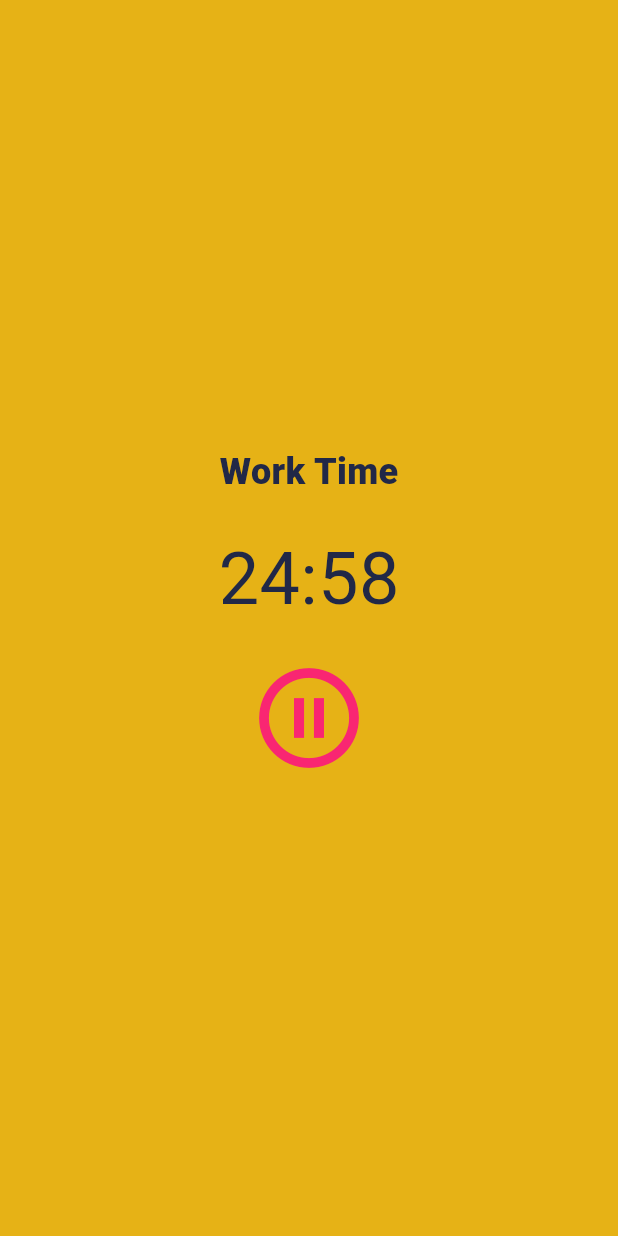
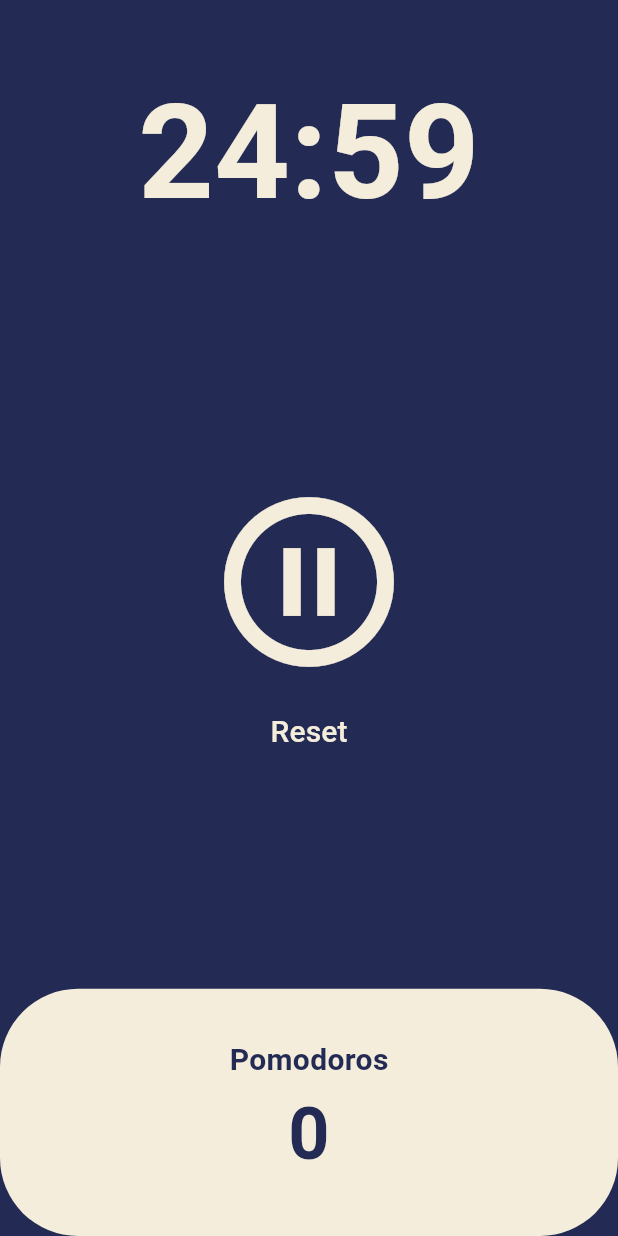
Before and after one commit to CAVASOL/pomodoro_timer, a Flutter app: the screen it shows after launch, after a tap on the "play circle outline" icon, on a phone screen of 412 x 824 dp. Run offline on Flutter 3.47's test engine with Material 3 defaults, Android fonts, the phone set to English and light mode, and no system bars.

Commit message:
mdfied design

```diff
--- a/lib/main.dart
+++ b/lib/main.dart
@@ -1,129 +1,98 @@
 import 'package:flutter/material.dart';
-import 'dart:async';
+import 'package:pomodoro_timer/screens/home.dart';
+// import 'dart:async';
 
 void main() {
-  runApp(const PomodoroApp());
+  runApp(const App());
 }
 
-class PomodoroApp extends StatelessWidget {
-  const PomodoroApp({super.key});
+class App extends StatelessWidget {
+  const App({super.key});
 
   @override
   Widget build(BuildContext context) {
-    return const MaterialApp(
-      home: PomodoroTimer(),
+    return MaterialApp(
+      debugShowCheckedModeBanner: false,
+      theme: ThemeData(
+        textTheme: const TextTheme(
+          displayLarge: TextStyle(
+            color: Color(
+              0xFF232B55,
+            ),
+          ),
+        ),
+        cardColor: const Color(
+          0xFFF4EDDB,
+        ),
+        colorScheme: ColorScheme.fromSwatch(
+          backgroundColor: const Color(
+            0xFF232B55,
+          ),
+        ),
+      ),
+      home: const Home(),
     );
   }
 }
 
-class PomodoroTimer extends StatefulWidget {
-  const PomodoroTimer({super.key});
 
-  @override
-  _PomodoroTimerState createState() => _PomodoroTimerState();
-}
 
-class _PomodoroTimerState extends State<PomodoroTimer> {
-  int workDuration = 25 * 60;
-  int breakDuration = 5 * 60;
-  int cycles = 0;
-  int currentDuration = 25 * 60;
-  late Timer timer;
-  bool isWorking = true;
-  bool isPaused = true;
 
-  @override
-  void initState() {
-    super.initState();
-    startTimer();
-  }
+// class _PomodoroTimerState extends State<PomodoroTimer> {
+//   int workDuration = 25 * 60;
+//   int breakDuration = 5 * 60;
+//   int cycles = 0;
+//   int currentDuration = 25 * 60;
+//   late Timer timer;
+//   bool isWorking = true;
+//   bool isPaused = true;
 
-  void startTimer() {
-    timer = Timer.periodic(const Duration(seconds: 1), (timer) {
-      setState(() {});
-      if (!isPaused) {
-        if (currentDuration > 0) {
-          currentDuration--;
-        } else {
-          if (isWorking) {
-            cycles++;
-            if (cycles >= 4) {
-              workDuration = 25 * 60;
-              breakDuration = 15 * 60;
-              cycles = 0;
-            }
-            isWorking = false;
-            currentDuration = breakDuration;
-          } else {
-            isWorking = true;
-            currentDuration = workDuration;
-          }
-        }
-      }
-    });
-  }
+//   @override
+//   void initState() {
+//     super.initState();
+//     startTimer();
+//   }
 
-  void toggleTimer() {
-    setState(() {});
-    isPaused = !isPaused;
-  }
+//   void startTimer() {
+//     timer = Timer.periodic(const Duration(seconds: 1), (timer) {
+//       setState(() {});
+//       if (!isPaused) {
+//         if (currentDuration > 0) {
+//           currentDuration--;
+//         } else {
+//           if (isWorking) {
+//             cycles++;
+//             if (cycles >= 4) {
+//               workDuration = 25 * 60;
+//               breakDuration = 15 * 60;
+//               cycles = 0;
+//             }
+//             isWorking = false;
+//             currentDuration = breakDuration;
+//           } else {
+//             isWorking = true;
+//             currentDuration = workDuration;
+//           }
+//         }
+//       }
+//     });
+//   }
 
-  String getTimerText() {
-    int minutes = (currentDuration ~/ 60);
-    int seconds = (currentDuration % 60);
-    String minutesStr = (minutes < 10) ? '0$minutes' : '$minutes';
-    String secondsStr = (seconds < 10) ? '0$seconds' : '$seconds';
-    return '$minutesStr:$secondsStr';
-  }
+//   void toggleTimer() {
+//     setState(() {});
+//     isPaused = !isPaused;
+//   }
 
-  @override
-  void dispose() {
-    timer.cancel();
-    super.dispose();
-  }
+//   String getTimerText() {
+//     int minutes = (currentDuration ~/ 60);
+//     int seconds = (currentDuration % 60);
+//     String minutesStr = (minutes < 10) ? '0$minutes' : '$minutes';
+//     String secondsStr = (seconds < 10) ? '0$seconds' : '$seconds';
+//     return '$minutesStr:$secondsStr';
+//   }
 
-  @override
-  Widget build(BuildContext context) {
-    return MaterialApp(
-      home: Scaffold(
-        backgroundColor: const Color.fromARGB(255, 230, 178, 22),
-        body: Center(
-          child: Column(
-            mainAxisAlignment: MainAxisAlignment.center,
-            children: [
-              Text(
-                isPaused ? 'Break Time' : 'Work Time',
-                style: const TextStyle(
-                  fontSize: 24,
-                  fontWeight: FontWeight.w800,
-                  color: Color(0xFF212847),
-                ),
-              ),
-              const SizedBox(height: 20),
-              Text(
-                getTimerText(),
-                style: const TextStyle(
-                  fontSize: 48,
-                  color: Color(0xFF212847),
-                ),
-              ),
-              const SizedBox(height: 10),
-              Center(
-                child: Center(
-                  child: IconButton(
-                    iconSize: 80,
-                    color: const Color(0xFFF92672),
-                    onPressed: toggleTimer,
-                    icon: Icon(isPaused
-                        ? Icons.play_circle_outline
-                        : Icons.pause_circle_outline),
-                  ),
-                ),
-              ),
-            ],
-          ),
-        ),
-      ),
-    );
-  }
-}
+//   @override
+//   void dispose() {
+//     timer.cancel();
+//     super.dispose();
+//   }
--- /dev/null
+++ b/lib/screens/home.dart
@@ -0,0 +1,172 @@
+import 'package:flutter/material.dart';
+import 'dart:async';
+
+class Home extends StatefulWidget {
+  const Home({Key? key}) : super(key: key);
+
+  @override
+  State<Home> createState() => _HomeState();
+}
+
+class _HomeState extends State<Home> {
+  static const twentyFiveMinutes = 1500;
+  int totalSeconds = twentyFiveMinutes;
+  bool isRunning = false;
+  int totalPomodoros = 0;
+  late Timer timer;
+
+  void onTick(Timer timer) {
+    if (totalSeconds == 0) {
+      setState(() {
+        totalPomodoros = totalPomodoros + 1;
+        isRunning = false;
+        totalSeconds = twentyFiveMinutes;
+      });
+      timer.cancel();
+    } else {
+      setState(() {
+        totalSeconds = totalSeconds - 1;
+      });
+    }
+  }
+
+  void onStart() {
+    if (!isRunning) {
+      timer = Timer.periodic(
+        const Duration(seconds: 1),
+        onTick,
+      );
+
+      setState(() {
+        isRunning = true;
+      });
+    } else {
+      timer.cancel();
+
+      setState(() {
+        isRunning = false;
+      });
+    }
+  }
+
+  String format(int seconds) {
+    var duration = Duration(seconds: seconds);
+    return duration.toString().split(".").first.substring(2, 7);
+  }
+
+  void onReset() {
+    if (isRunning) {
+      timer.cancel();
+      setState(() {
+        isRunning = false;
+      });
+    }
+    setState(() {
+      totalPomodoros = 0;
+      totalSeconds = twentyFiveMinutes;
+    });
+  }
+
+  @override
+  void dispose() {
+    timer.cancel();
+    super.dispose();
+  }
+
+  @override
+  Widget build(BuildContext context) {
+    return MaterialApp(
+      debugShowCheckedModeBanner: false,
+      home: Scaffold(
+        backgroundColor: Theme.of(context).colorScheme.background,
+        body: Column(
+          children: [
+            Flexible(
+              flex: 1,
+              child: Container(
+                alignment: Alignment.bottomCenter,
+                child: Text(
+                  format(totalSeconds),
+                  style: TextStyle(
+                    fontSize: 88,
+                    fontWeight: FontWeight.w600,
+                    color: Theme.of(context).cardColor,
+                  ),
+                ),
+              ),
+            ),
+            Flexible(
+              flex: 3,
+              child: Column(
+                mainAxisAlignment: MainAxisAlignment.center,
+                children: [
+                  IconButton(
+                    onPressed: onStart,
+                    icon: Icon(
+                      isRunning
+                          ? Icons.pause_circle_outline
+                          : Icons.play_circle_outline,
+                    ),
+                    iconSize: 136,
+                    color: Theme.of(context).cardColor,
+                  ),
+                  if (isRunning)
+                    TextButton(
+                      onPressed: onReset,
+                      child: const Text(
+                        'Reset',
+                        style: TextStyle(
+                          fontSize: 20,
+                          color: Color(0xFFF4EDDB),
+                        ),
+                      ),
+                    )
+                ],
+              ),
+            ),
+            Flexible(
+              flex: 1,
+              child: Row(
+                children: [
+                  Expanded(
+                    child: Container(
+                      decoration: BoxDecoration(
+                        borderRadius: BorderRadius.circular(52),
+                        color: Theme.of(context).cardColor,
+                      ),
+                      child: Column(
+                        mainAxisAlignment: MainAxisAlignment.center,
+                        children: [
+                          const Text(
+                            'Pomodoros',
+                            style: TextStyle(
+                              fontSize: 20,
+                              fontWeight: FontWeight.w600,
+                              color: Color(
+                                0xFF232B55,
+                              ),
+                            ),
+                          ),
+                          Text(
+                            '$totalPomodoros',
+                            style: const TextStyle(
+                              fontSize: 48,
+                              fontWeight: FontWeight.w600,
+                              color: Color(
+                                0xFF232B55,
+                              ),
+                            ),
+                          )
+                        ],
+                      ),
+                    ),
+                  )
+                ],
+              ),
+            ),
+          ],
+        ),
+      ),
+    );
+  }
+}
```
Also changed, not shown: 1 other file.
